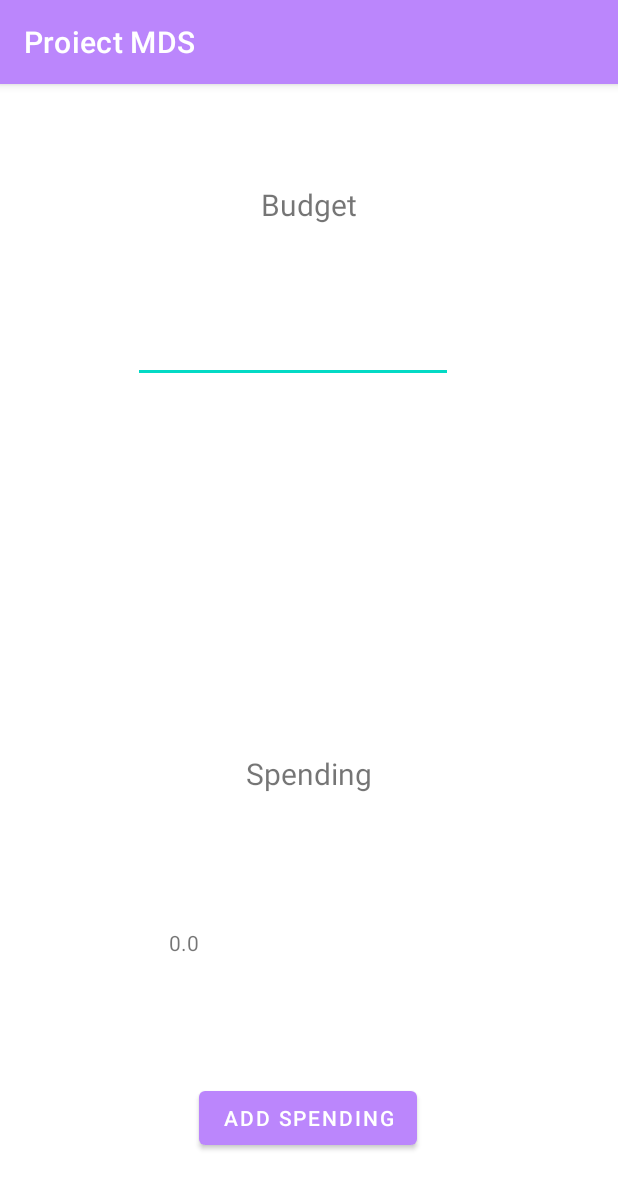
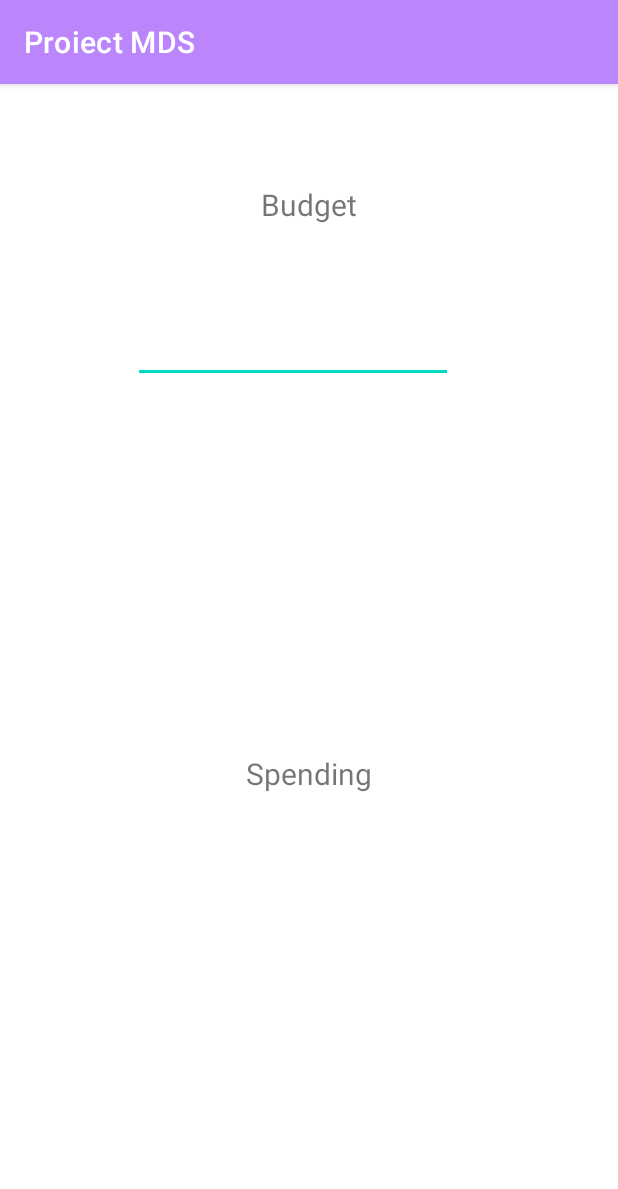
Before and after one commit to Vlad-Dima21/Proiect-MDS, an Android app: the fragment BudgetFragment shown on its own in the app's theme, on a phone screen of 412 x 824 dp. Shown: the top 1189 px of the screen. Run offline under Robolectric (Android 15) with nearby library versions, the phone set to English and light mode, and no system bars.

Commit message:
Added budget tracking

```diff
--- a/app/src/main/java/com/example/proiectmds/ui/budget/BudgetFragment.java
+++ b/app/src/main/java/com/example/proiectmds/ui/budget/BudgetFragment.java
@@ -11,44 +11,26 @@ import androidx.annotation.NonNull;
 import androidx.fragment.app.Fragment;
 import androidx.lifecycle.ViewModelProvider;
 
+import com.example.proiectmds.R;
 import com.example.proiectmds.databinding.FragmentBudgetBinding;
+import com.google.android.material.navigation.NavigationView;
 import com.google.android.material.snackbar.Snackbar;
 
 public class BudgetFragment extends Fragment {
 
     private FragmentBudgetBinding binding;
+    private static double spending = 0;
+    private View _view;
+
 
     public View onCreateView(@NonNull LayoutInflater inflater, ViewGroup container, Bundle savedInstanceState)
     {
-
-//        BudgetViewModel budgetViewModel =
-//                new ViewModelProvider(this).get(BudgetViewModel.class);
-
+        View view = inflater.inflate(R.layout.fragment_budget, container, false);
+        _view = view;
+        ((TextView)view.findViewById(R.id.Spending)).setText(String.valueOf(spending));
         binding = FragmentBudgetBinding.inflate(inflater, container, false);
         View root = binding.getRoot();
-        final Button btn = binding.btnSpending;
-        final TextView textView = binding.textBudget;
-        btn.setOnClickListener(new View.OnClickListener()
-        {
-            @Override
-            public void onClick(View view)
-            {
-//                Snackbar.make(view, "Replace with your own action", Snackbar.LENGTH_LONG).setAction("Action", null).show();
-                int a = Integer.parseInt(binding.Budget.getText().toString());
-                int b = Integer.parseInt(binding.Spending.getText().toString());
-                int diff = a - b;
-                if (diff < 0)
-                {
-                    Snackbar.make(view, "Budget cannot be lower than 0", Snackbar.LENGTH_LONG).setAction("Action", null).show();
-                }
-                else
-                {
-                    binding.Budget.setText(String.valueOf(diff));
-                }
-
-            }
-        });
-//        budgetViewModel.getText().observe(getViewLifecycleOwner(), textView::setText);
+        final TextView textView1 = binding.textBudget;
         return root;
     }
 
@@ -57,4 +39,18 @@ public class BudgetFragment extends Fragment {
         super.onDestroyView();
         binding = null;
     }
+
+    @Override
+    public void onResume() {
+        super.onResume();
+        ((TextView)_view.findViewById(R.id.Spending)).setText(String.valueOf(spending));
+    }
+
+    public static void setSpending(double _spending) {
+        spending = _spending;
+    }
+
+    public static double getSpending() {
+        return spending;
+    }
 }
--- a/app/src/main/res/layout/fragment_budget.xml
+++ b/app/src/main/res/layout/fragment_budget.xml
@@ -73,27 +73,13 @@
 
     <TextView
         android:id="@+id/Spending"
-        android:layout_width="wrap_content"
-        android:layout_height="wrap_content"
-        android:autofillHints="Enter money spent"
+        android:layout_width="189dp"
+        android:layout_height="41dp"
         android:ems="10"
-        android:text="0.0"
         app:layout_constraintBottom_toBottomOf="parent"
         app:layout_constraintEnd_toEndOf="parent"
         app:layout_constraintHorizontal_bias="0.447"
         app:layout_constraintStart_toStartOf="parent"
         app:layout_constraintTop_toTopOf="parent"
         app:layout_constraintVertical_bias="0.752" />
-
-    <Button
-        android:id="@+id/btnSpending"
-        android:layout_width="wrap_content"
-        android:layout_height="wrap_content"
-        android:text="@string/add_spending"
-        app:layout_constraintBottom_toBottomOf="parent"
-        app:layout_constraintEnd_toEndOf="parent"
-        app:layout_constraintHorizontal_bias="0.498"
-        app:layout_constraintStart_toStartOf="parent"
-        app:layout_constraintTop_toTopOf="parent"
-        app:layout_constraintVertical_bias="0.924" />
 </androidx.constraintlayout.widget.ConstraintLayout>
```
Also changed, not shown: app/src/main/java/com/example/proiectmds/ui/home/HomeFragment.java (+17 -0 lines).
